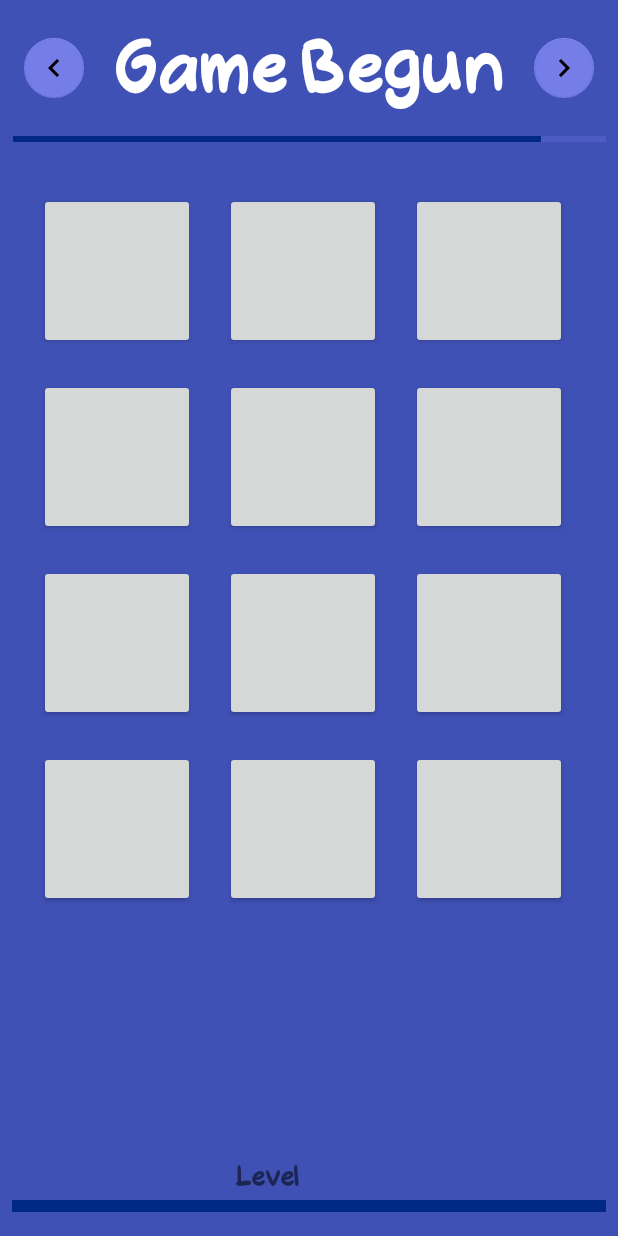
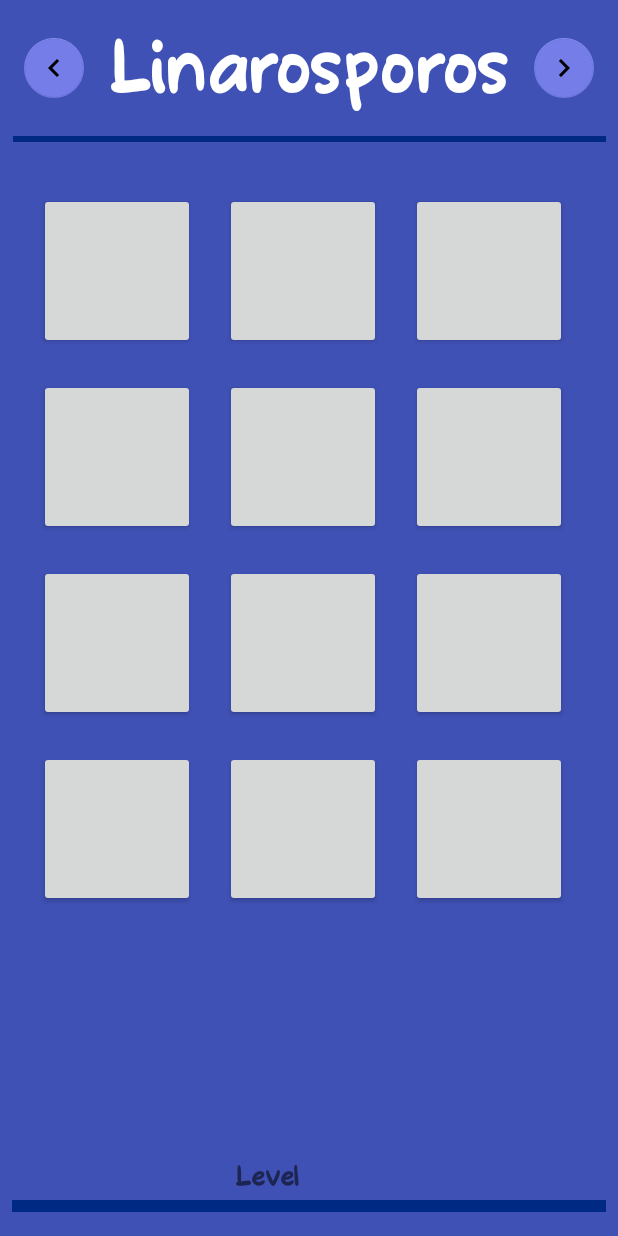
Before and after one commit to themeliskalomoiros/Memogame, an Android app: the PractiseActivity screen opened directly, with no data from a screen before it, after a tap on an icon or button, on a phone screen of 412 x 824 dp. Run offline under Robolectric (Android 15) with nearby library versions, the phone set to English and light mode, and no system bars; 6 statements that could not run were skipped.

Commit message:
PractiseActivity implements a real practise mode, without a timer or keeping scores

```diff
--- a/app/src/main/java/sk3m3l1io/kalymnos/memogame/controller/PractiseActivity.java
+++ b/app/src/main/java/sk3m3l1io/kalymnos/memogame/controller/PractiseActivity.java
@@ -19,18 +19,13 @@
 public class PractiseActivity extends AppCompatActivity implements
         GameFragment.GameProgressListener,
         MessageDialog.ResponseListener,
-        PractiseView.ChangeGameClickListener,
-        CountDownTimerReporter.TimeListener {
-    private static final int GAME_DURATION = 20000;
-    private static final int TIME_INTERVAL = 100;
+        PractiseView.ChangeGameClickListener{
     private static final String REPEAT_DIALOG = "repeat dialog";
     private static final String NEXT_GAME_DIALOG = "move to next dialog";
 
     private int currentGame;
     private List<Game> games;
-
     private PractiseView view;
-    private CountDownTimerReporter timer;
 
     @Override
     protected void onCreate(Bundle savedInstanceState) {
@@ -42,10 +37,20 @@
         games = getIntent().getParcelableArrayListExtra(Game.class.getSimpleName());
         view = new PractiseViewImp(getLayoutInflater(), null);
         view.setChangeGameClickListener(this);
-        timer = new CountDownTimerReporter(GAME_DURATION, TIME_INTERVAL);
-        timer.setTimeListener(this);
         setContentView(view.getRootView());
+    }
+
+    @Override
+    protected void onStart() {
+        super.onStart();
         addGameFragment();
+    }
+
+    private void addGameFragment() {
+        getSupportFragmentManager()
+                .beginTransaction()
+                .replace(view.getGameContainerId(), new GameFragment())
+                .commitNow();
     }
 
     @Override
@@ -63,15 +68,12 @@
     private void updateUI(Game g) {
         view.setTitle(g.getTitle());
         view.setDifficulty(g.getDifficulty());
-        view.setTimeMaxProgress(GAME_DURATION);
-        view.setTimeProgress(GAME_DURATION);
     }
 
     @Override
     public void onPreviousGameClick() {
         if (currentGame > 0) {
             --currentGame;
-            timer.cancel();
             addGameFragment();
         }
     }
@@ -80,58 +82,22 @@
     public void onNextGameClick() {
         if (currentGame < games.size() - 1) {
             ++currentGame;
-            timer.cancel();
             addGameFragment();
         }
     }
 
-    private void addGameFragment() {
-        getSupportFragmentManager()
-                .beginTransaction()
-                .replace(view.getGameContainerId(), new GameFragment())
-                .commit();
-    }
-
     @Override
     public void onGameBegin() {
-        // Always call begin() instead of start to get a callback
-        timer.begin();
     }
 
     @Override
     public void onGameCompleted() {
-        timer.cancel();
         view.setTitle(getString(R.string.victory));
         MessageDialog.showInstance(
                 this,
                 getSupportFragmentManager(),
                 getString(R.string.next_game),
                 NEXT_GAME_DIALOG);
-    }
-
-    @Override
-    public void onTimerBegin() {
-        view.setTitle(getString(R.string.game_begun));
-    }
-
-    @Override
-    public void onTimerTick(int elapsedMilli) {
-        view.setTimeProgress(elapsedMilli);
-    }
-
-    @Override
-    public void onTimerFinish() {
-        Fragment f = getSupportFragmentManager().findFragmentById(view.getGameContainerId());
-        if (f instanceof GameFragment) {
-            ((GameFragment) f).freezeUI();
-            view.setTitle(getString(R.string.defeat));
-            view.setTimeProgress(0);
-            MessageDialog.showInstance(
-                    this,
-                    getSupportFragmentManager(),
-                    getString(R.string.repeat_game),
-                    REPEAT_DIALOG);
-        }
     }
 
     @Override
--- a/app/src/main/java/sk3m3l1io/kalymnos/memogame/view/game/LightningView.java
+++ b/app/src/main/java/sk3m3l1io/kalymnos/memogame/view/game/LightningView.java
@@ -2,7 +2,7 @@ package sk3m3l1io.kalymnos.memogame.view.game;
 
 import sk3m3l1io.kalymnos.memogame.pojos.GameDifficulty;
 
-public interface LightningView extends GameContainerViewMvc {
+public interface LightningView extends TimerViewMvc {
     void setGamesCompleted(int count);
 
     void setDifficulty(GameDifficulty difficulty);
--- a/app/src/main/java/sk3m3l1io/kalymnos/memogame/view/game/PractiseView.java
+++ b/app/src/main/java/sk3m3l1io/kalymnos/memogame/view/game/PractiseView.java
@@ -1,15 +1,20 @@
 package sk3m3l1io.kalymnos.memogame.view.game;
 
 import sk3m3l1io.kalymnos.memogame.pojos.GameDifficulty;
+import sk3m3l1io.kalymnos.memogame.view.ViewMvc;
 
-public interface PractiseView extends GameContainerViewMvc {
+public interface PractiseView extends ViewMvc {
     interface ChangeGameClickListener {
         void onPreviousGameClick();
 
         void onNextGameClick();
     }
 
+    void setTitle(String title);
+
     void setChangeGameClickListener(ChangeGameClickListener listener);
 
     void setDifficulty(GameDifficulty difficulty);
+
+    int getGameContainerId();
 }
--- a/app/src/main/java/sk3m3l1io/kalymnos/memogame/view/game/PractiseViewImp.java
+++ b/app/src/main/java/sk3m3l1io/kalymnos/memogame/view/game/PractiseViewImp.java
@@ -14,13 +14,11 @@ import sk3m3l1io.kalymnos.memogame.pojos.GameDifficulty;
 public class PractiseViewImp implements PractiseView {
     private final View root;
     private final TextView title, difficulty;
-    private final ProgressBar progressBar;
     private final FloatingActionButton next, previous;
     private ChangeGameClickListener changeGameClickListener;
 
     public PractiseViewImp(LayoutInflater inflater, ViewGroup container) {
         root = inflater.inflate(R.layout.activity_practise, container, false);
-        progressBar = root.findViewById(R.id.progressbar);
         title = root.findViewById(R.id.title);
         difficulty = root.findViewById(R.id.difficulty);
         next = root.findViewById(R.id.next);
@@ -57,16 +55,6 @@ public class PractiseViewImp implements PractiseView {
     }
 
     @Override
-    public void setTimeProgress(int progress) {
-        progressBar.setProgress(progress);
-    }
-
-    @Override
-    public void setTimeMaxProgress(int progress) {
-        progressBar.setMax(progress);
-    }
-
-    @Override
     public int getGameContainerId() {
         return R.id.game_container;
     }
--- a/app/src/main/java/sk3m3l1io/kalymnos/memogame/view/game/GameContainerViewMvc.java
+++ b/app/src/main/java/sk3m3l1io/kalymnos/memogame/view/game/TimerViewMvc.java
@@ -2,7 +2,7 @@ package sk3m3l1io.kalymnos.memogame.view.game;
 
 import sk3m3l1io.kalymnos.memogame.view.ViewMvc;
 
-public interface GameContainerViewMvc extends ViewMvc {
+public interface TimerViewMvc extends ViewMvc {
     void setTitle(String title);
 
     void setTimeProgress(int progress);
--- a/app/src/main/res/layout/activity_practise.xml
+++ b/app/src/main/res/layout/activity_practise.xml
@@ -73,20 +73,18 @@
         app:layout_constraintBottom_toTopOf="@+id/textView2"
         app:layout_constraintEnd_toEndOf="parent"
         app:layout_constraintStart_toStartOf="parent"
-        app:layout_constraintTop_toBottomOf="@+id/progressbar" />
+        app:layout_constraintTop_toBottomOf="@+id/viewTop" />
 
-    <ProgressBar
-        android:id="@+id/progressbar"
-        style="@style/Widget.AppCompat.ProgressBar.Horizontal"
+    <View
+        android:id="@+id/viewTop"
         android:layout_width="395dp"
         android:layout_height="4dp"
+        android:background="@color/primaryDarkColor"
         android:layout_marginStart="8dp"
         android:layout_marginLeft="8dp"
         android:layout_marginTop="16dp"
         android:layout_marginEnd="8dp"
         android:layout_marginRight="8dp"
-        android:progressBackgroundTint="@color/primaryLightColor"
-        android:progressTint="@color/primaryDarkColor"
         app:layout_constraintEnd_toEndOf="parent"
         app:layout_constraintStart_toStartOf="parent"
         app:layout_constraintTop_toBottomOf="@+id/title" />
--- a/app/src/main/res/values/strings.xml
+++ b/app/src/main/res/values/strings.xml
@@ -2,7 +2,7 @@
     <string name="app_name">Memogame</string>
     <string name="play_button">Play Random</string>
     <string name="victory">You\'ve won!</string>
-    <string name="next_game">Congratulation, continue to the next game?</string>
+    <string name="next_game">Nice, move to the next game?</string>
     <string name="no">No</string>
     <string name="defeat">You lost!</string>
     <string name="sign_out_cancel">Sign out canceled.</string>
```
